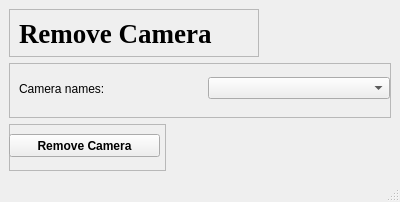
Before: the Qt Designer form qt/Remove_Camera.ui in EdgeOfAI/vehicle_counter_pyqt_app, drawn with Qt 5.
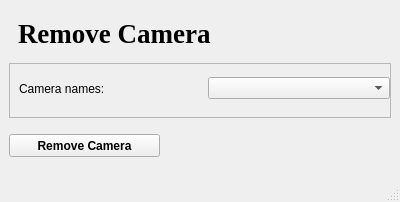
After: the same form once the commit is applied.

What changed in the file:
```diff
--- a/qt/Remove_Camera.ui
+++ b/qt/Remove_Camera.ui
@@ -44,7 +44,7 @@
        </font>
       </property>
       <property name="frameShape">
-       <enum>QFrame::StyledPanel</enum>
+       <enum>QFrame::NoFrame</enum>
       </property>
       <property name="frameShadow">
        <enum>QFrame::Raised</enum>
@@ -133,7 +133,7 @@
        </size>
       </property>
       <property name="frameShape">
-       <enum>QFrame::StyledPanel</enum>
+       <enum>QFrame::NoFrame</enum>
       </property>
       <property name="frameShadow">
        <enum>QFrame::Raised</enum>
```
